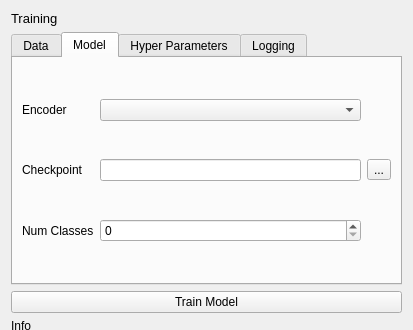
First picture: the form in fibsem/ui/qtdesigner_files/FibsemModelTrainingWidget.ui, repository DeMarcoLab/fibsem, before the edit; both pictures show x 0 to 413 and y 0 to 330 of the 413 by 596 pixel window.
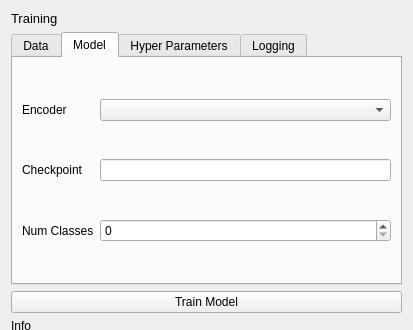
Second picture: the form after the edit. The open tabs and pages were chosen to show the change.

What changed in the file:
```diff
--- a/fibsem/ui/qtdesigner_files/FibsemModelTrainingWidget.ui
+++ b/fibsem/ui/qtdesigner_files/FibsemModelTrainingWidget.ui
@@ -151,13 +151,6 @@
        <item row="2" column="1">
         <widget class="QSpinBox" name="spinBox_num_classes"/>
        </item>
-       <item row="1" column="2">
-        <widget class="QToolButton" name="checkpoint_button">
-         <property name="text">
-          <string>...</string>
-         </property>
-        </widget>
-       </item>
       </layout>
      </widget>
      <widget class="QWidget" name="tab_3">
```
Left out of the diff: 2 changed lines with no effect on the pictures.
